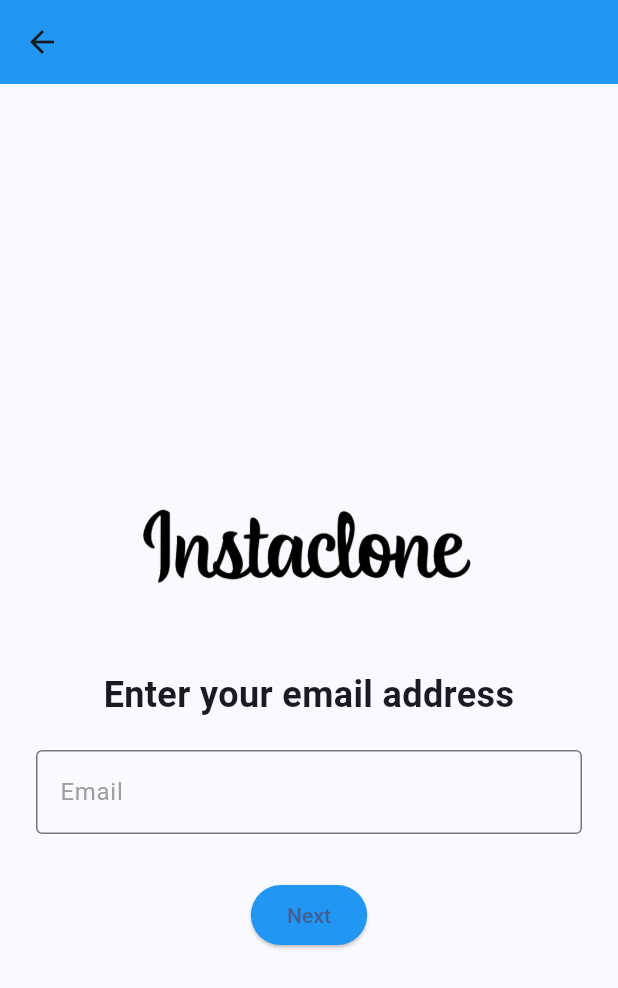
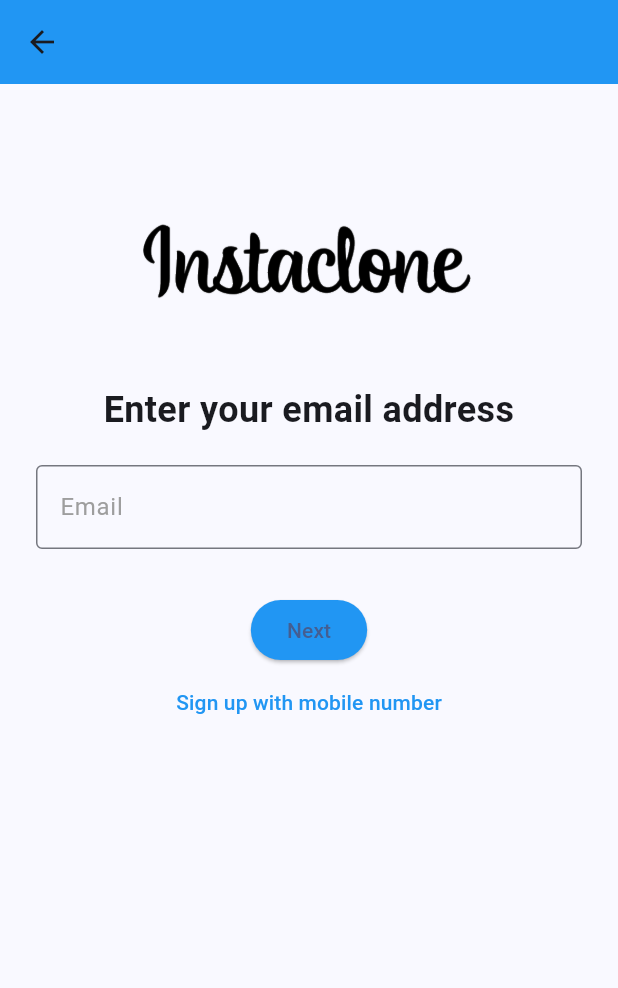
Before and after one commit to AndrewEllen/instagram-clone, a Flutter app: the UserRegistrationEmailSignup screen opened directly, on a phone screen of 412 x 824 dp. Shown: the top 988 px of the screen. Run offline on Flutter 3.47's test engine with Material 2 defaults, Android fonts, the phone set to English and light mode, and no system bars; our stand-ins replace material_design_icons_flutter.

Commit message:
Fixed the styling to match the other pages

```diff
--- a/lib/pages/UserRegistration/user_registration_email_signup.dart
+++ b/lib/pages/UserRegistration/user_registration_email_signup.dart
@@ -19,12 +19,15 @@ class UserRegistrationEmailSignup extends StatelessWidget {
         ),
         backgroundColor: Colors.blue,
       ),
-      body: Container(
+      body: SingleChildScrollView( // Added SingleChildScrollView
+        child: Container(
           alignment: Alignment.center,
           padding: const EdgeInsets.symmetric(horizontal: 24.0),
           child: Column(
-          mainAxisAlignment: MainAxisAlignment.center,
+            mainAxisAlignment: MainAxisAlignment.spaceBetween,
             crossAxisAlignment: CrossAxisAlignment.stretch,
+            children: <Widget>[
+              Column(
                 children: <Widget>[
                   const SizedBox(height: 80.0),
                   Image.asset(
@@ -77,6 +80,20 @@ class UserRegistrationEmailSignup extends StatelessWidget {
                   ),
                 ],
               ),
+              Center(
+                child: TextButton(
+                  onPressed: () {
+                    // Add your onPressed code here
+                  },
+                  style: ButtonStyle(
+                    foregroundColor: MaterialStateProperty.all(Colors.blue),
+                  ),
+                  child: const Text("Sign up with mobile number"),
+                ),
+              ),
+            ],
+          ),
+        ),
       ),
     );
   }
```
Lines whose indentation alone changed are shown as unchanged.
